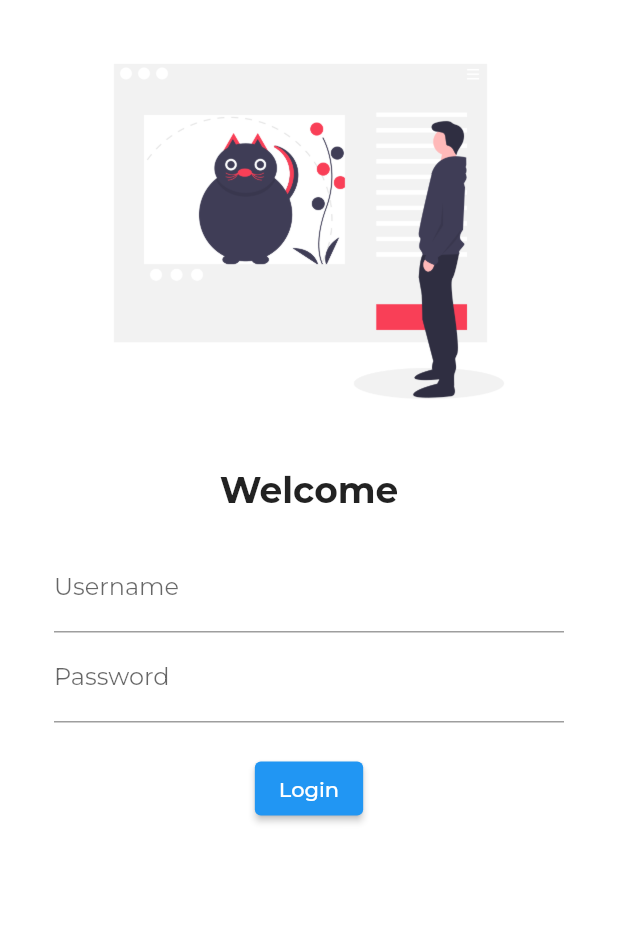
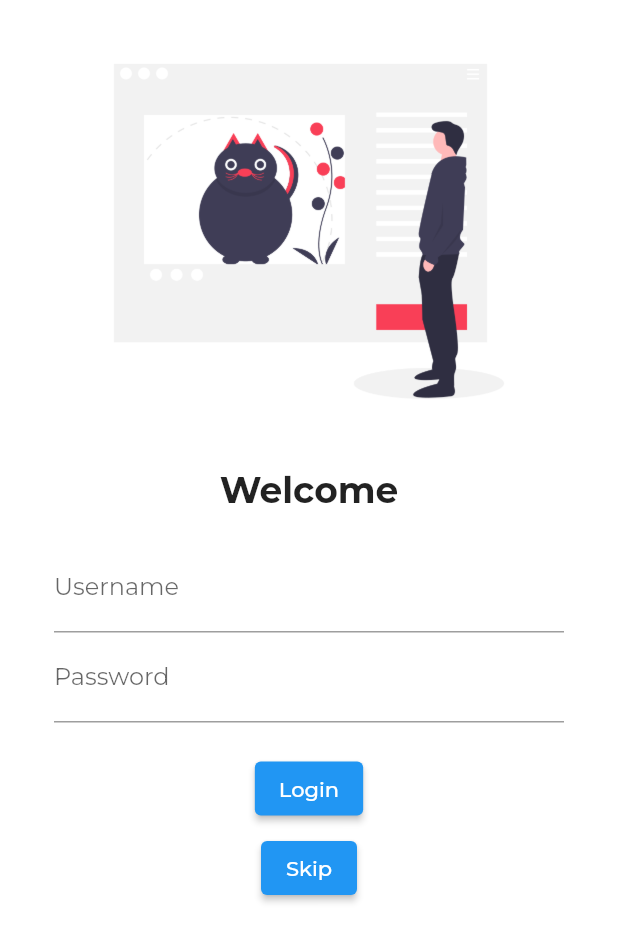
Before and after one commit to derpLLC/Petscue, a Flutter app: the screen it shows after launch, on a phone screen of 412 x 824 dp. Shown: the top 942 px of the screen. Run offline on Flutter 3.47's test engine with Material 2 defaults, Android fonts, the phone set to English and light mode, and no system bars; our stand-ins replace font_awesome_flutter, google_fonts.

Commit message:
lib: login: implement skip button
Signed-off-by: Ayush Dubey <ayushdubey70@gmail.com>

```diff
--- a/lib/screen/login.dart
+++ b/lib/screen/login.dart
@@ -47,6 +47,14 @@ class Login extends StatelessWidget {
                     child: Text("Login"),
                     style: TextButton.styleFrom(),
                   ),
+                  SizedBox(
+                    height: 5.0,
+                  ),
+                  ElevatedButton(
+                    onPressed: () {},
+                    child: Text("Skip"),
+                    style: TextButton.styleFrom(),
+                  ),
                 ],
               ),
             ),
```
